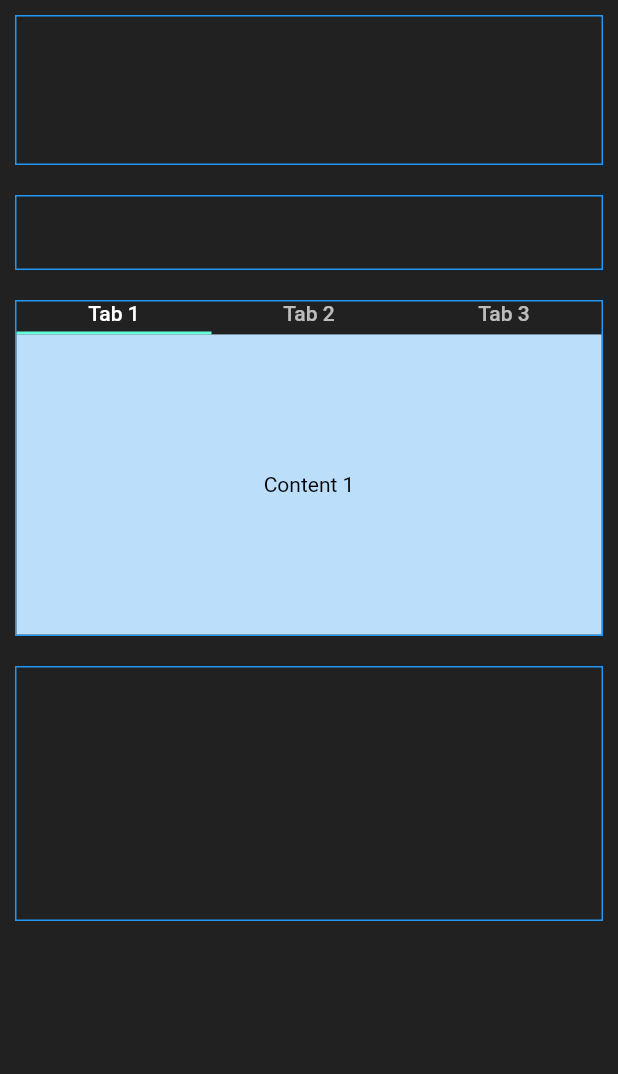
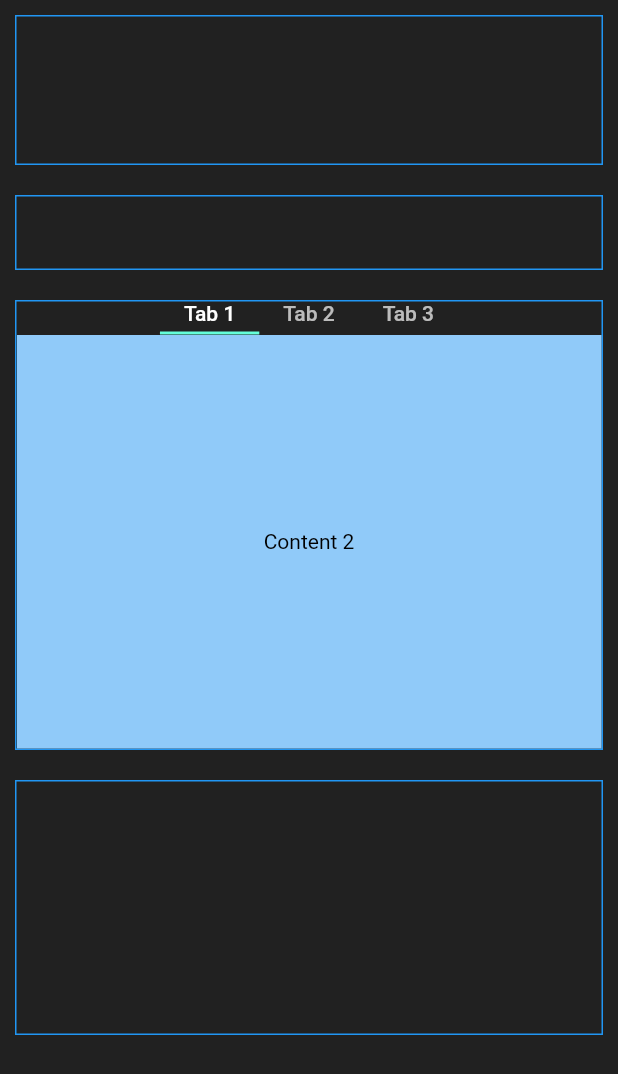
Before and after one commit to Schulzjo/flutter_examples, a Flutter app: the screen it shows after launch, on a phone screen of 412 x 824 dp. Shown: the top 1074 px of the screen. Run offline on Flutter 3.47's test engine with Material 2 defaults, Android fonts, the phone set to English and light mode, and no system bars.

Commit message:
change from IndexedStack with Visibility  to traditional TabBarView

```diff
--- a/tabbar_container/lib/main.dart
+++ b/tabbar_container/lib/main.dart
@@ -33,9 +33,9 @@ class _MyAppState extends State<MyApp> with SingleTickerProviderStateMixin {
 
   @override
   Widget build(BuildContext context) {
-
     return MaterialApp(
-      theme: ThemeData.dark().copyWith(scaffoldBackgroundColor: Colors.grey[900]),
+      theme:
+          ThemeData.dark().copyWith(scaffoldBackgroundColor: Colors.grey[900]),
       debugShowCheckedModeBanner: false,
       home: Scaffold(
         body: ListView(
@@ -51,9 +51,11 @@ class _MyAppState extends State<MyApp> with SingleTickerProviderStateMixin {
               height: 50,
             ),
             Container(
+              height: 300,
               margin: EdgeInsets.all(10),
               decoration: bDec,
-                child: Column(children: <Widget>[
+              child: Column(
+                children: <Widget>[
                   TabBar(
                     tabs: [
                       Container(height: 20, child: Text('Tab 1')),
@@ -61,58 +63,39 @@ class _MyAppState extends State<MyApp> with SingleTickerProviderStateMixin {
                       Container(height: 20, child: Text('Tab 3'))
                     ],
                     controller: tabController,
-                    onTap: (int index) {
-                      setState(() {
-                        selectedIndex = index;
-                        tabController.animateTo(index);
-                      });
-                    },
+                    isScrollable: true,
                   ),
-                  Divider(height: 0),
-                  IndexedStack(
+                  Expanded(
+                    child: TabBarView(
+                      controller: tabController,
                       children: <Widget>[
-                      Visibility(
-                        child: Container(
-                          height: 200,
-                          color: Colors.blue[100],
-                          child: Center(
-                            child: Text('Content 1',
-                                style: TextStyle(color: Colors.black)),
-                          ),
-                        ),
-                        maintainState: true,
-                        visible: selectedIndex == 0,
-                      ),
-                      Visibility(
-                        child: Container(
-                          height: 300,
+                        Container(
                           color: Colors.blue[200],
                           child: Center(
                             child: Text('Content 2',
                                 style: TextStyle(color: Colors.black)),
                           ),
                         ),
-                        maintainState: true,
-                        visible: selectedIndex == 1,
-                      ),
-                      Visibility(
-                        child: Container(
-                          height: 400,
+                        Container(
                           color: Colors.blue[300],
                           child: Center(
-                            child: Text(
-                              'Content 3',
-                              style: TextStyle(color: Colors.black),
+                            child: Text('Content 2',
+                                style: TextStyle(color: Colors.black)),
                           ),
                         ),
+                        Container(
+                          color: Colors.blue[400],
+                          child: Center(
+                            child: Text('Content 3',
+                                style: TextStyle(color: Colors.black)),
                           ),
-                        maintainState: true,
-                        visible: selectedIndex == 2,
                         ),
                       ],
-                    index: selectedIndex,
                     ),
-                ])),
+                  ),
+                ],
+              ),
+            ),
             Container(
               margin: EdgeInsets.all(10),
               decoration: bDec,
```
Lines whose indentation alone changed are shown as unchanged.
